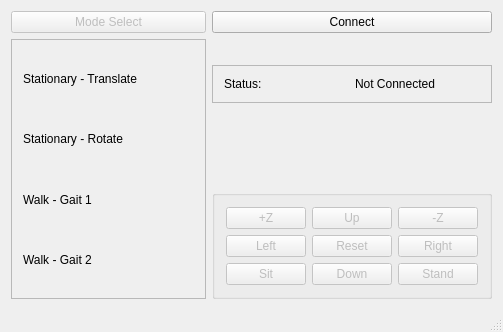
Old version of the form GUI_source_code/fangcontrol.ui in the repository danieljarc/cs467-quadruped.
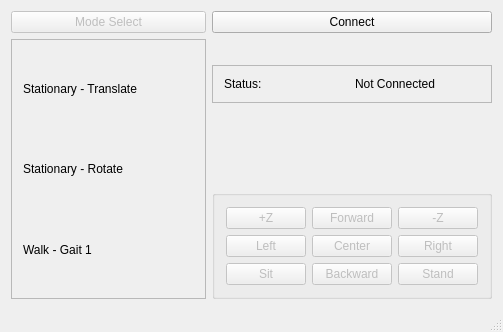
New version of the form.

Patch:
```diff
--- a/GUI_source_code/fangcontrol.ui
+++ b/GUI_source_code/fangcontrol.ui
@@ -69,13 +69,6 @@
            </property>
           </widget>
          </item>
-         <item row="3" column="0">
-          <widget class="QLabel" name="walk_g2_m">
-           <property name="text">
-            <string>Walk - Gait 2</string>
-           </property>
-          </widget>
-         </item>
         </layout>
        </widget>
       </item>
@@ -154,7 +147,7 @@
           <bool>false</bool>
          </property>
          <property name="text">
-          <string>Reset</string>
+          <string>Center</string>
          </property>
         </widget>
        </item>
@@ -164,7 +157,7 @@
           <bool>false</bool>
          </property>
          <property name="text">
-          <string>Up</string>
+          <string>Forward</string>
          </property>
         </widget>
        </item>
@@ -234,7 +227,7 @@
           <bool>false</bool>
          </property>
          <property name="text">
-          <string>Down</string>
+          <string>Backward</string>
          </property>
         </widget>
        </item>
```
Left out of the diff: 16 changed lines with no effect on the pictures.
